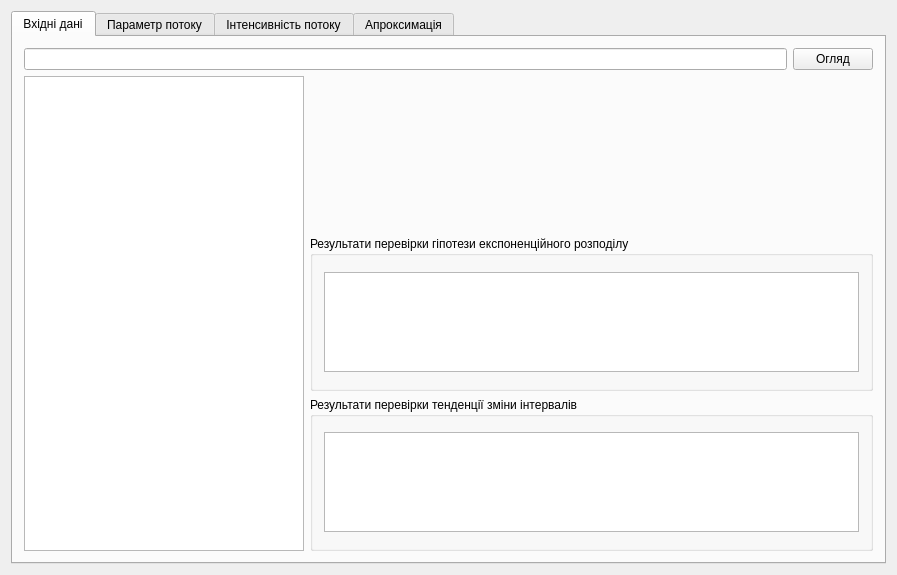
Above: lb1/lb1.ui from ospodinets/tmolab before the change. Below: the same form after it.
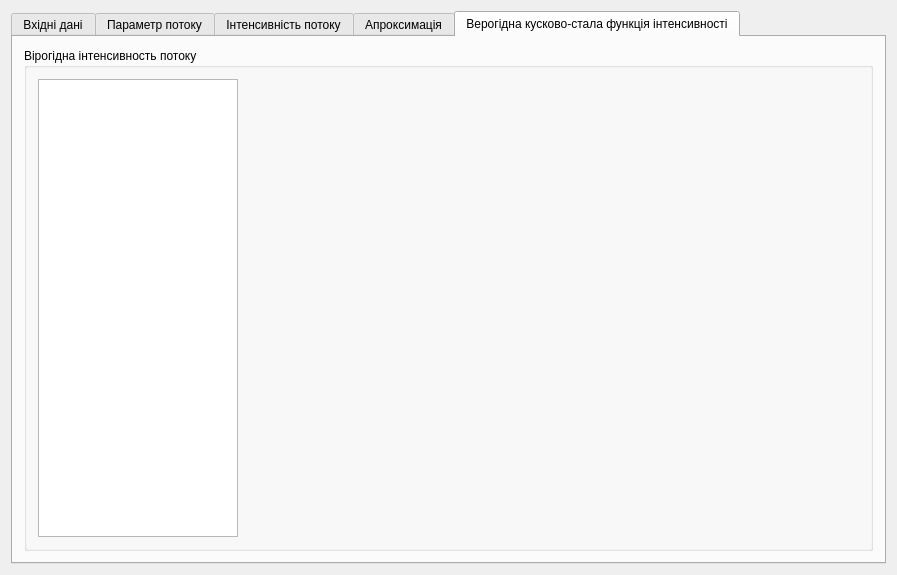
That is the form after the change. The open tabs and pages were chosen to show the change. Custom widgets are drawn as their Qt base class.

What changed in the file:
```diff
--- a/lb1/lb1.ui
+++ b/lb1/lb1.ui
@@ -351,6 +351,62 @@
         </item>
        </layout>
       </widget>
+      <widget class="QWidget" name="approximationTab2">
+       <attribute name="title">
+        <string>Верогідна кусково-стала функція інтенсивності</string>
+       </attribute>
+       <layout class="QVBoxLayout" name="verticalLayout_101" stretch="0">
+        <item>
+         <widget class="QGroupBox" name="check6Group">
+          <property name="title">
+           <string>Вірогідна інтенсивность потоку</string>
+          </property>
+          <layout class="QHBoxLayout" name="check6ResultsWidgetLayout" stretch="0,0">
+           <item>
+            <widget class="QTableWidget" name="check6ResultsWidget">
+             <property name="maximumSize">
+              <size>
+               <width>200</width>
+               <height>16777215</height>
+              </size>
+             </property>
+             <property name="cornerButtonEnabled">
+              <bool>false</bool>
+             </property>
+             <attribute name="verticalHeaderVisible">
+              <bool>false</bool>
+             </attribute>
+            </widget>
+           </item>
+           <item>
+            <layout class="QVBoxLayout" name="check6ResultsWidgetLayout" stretch="0,0">
+             <item>
+              <widget class="QCustomPlot" name="approximation2GraphWidget" native="true">
+               <property name="sizePolicy">
+                <sizepolicy hsizetype="Expanding" vsizetype="Expanding">
+                 <horstretch>0</horstretch>
+                 <verstretch>0</verstretch>
+                </sizepolicy>
+               </property>
+              </widget>
+             </item>
+             <item>
+              <widget class="QCustomPlot" name="distribution2GraphWidget" native="true">
+               <property name="sizePolicy">
+                <sizepolicy hsizetype="Expanding" vsizetype="Expanding">
+                 <horstretch>0</horstretch>
+                 <verstretch>0</verstretch>
+                </sizepolicy>
+               </property>
+              </widget>
+             </item>
+            </layout>
+           </item>
+          </layout>
+         </widget>
+        </item>
+       </layout>
+      </widget>
      </widget>
     </item>
    </layout>
```
Left out of the diff: 2 changed lines with no effect on the pictures.
